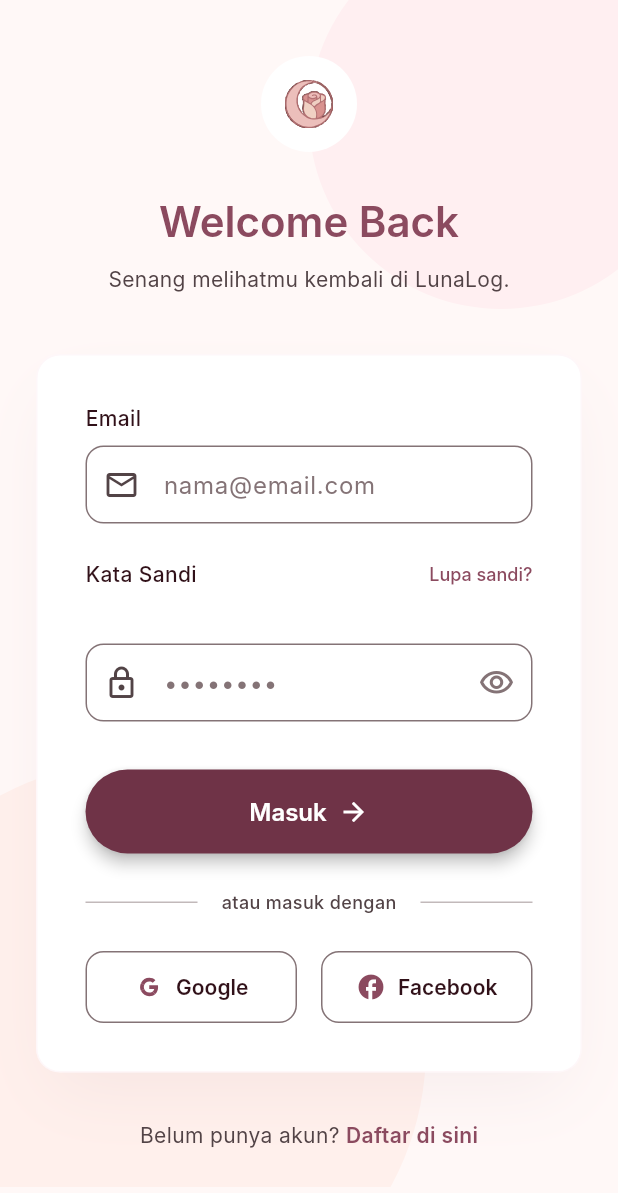
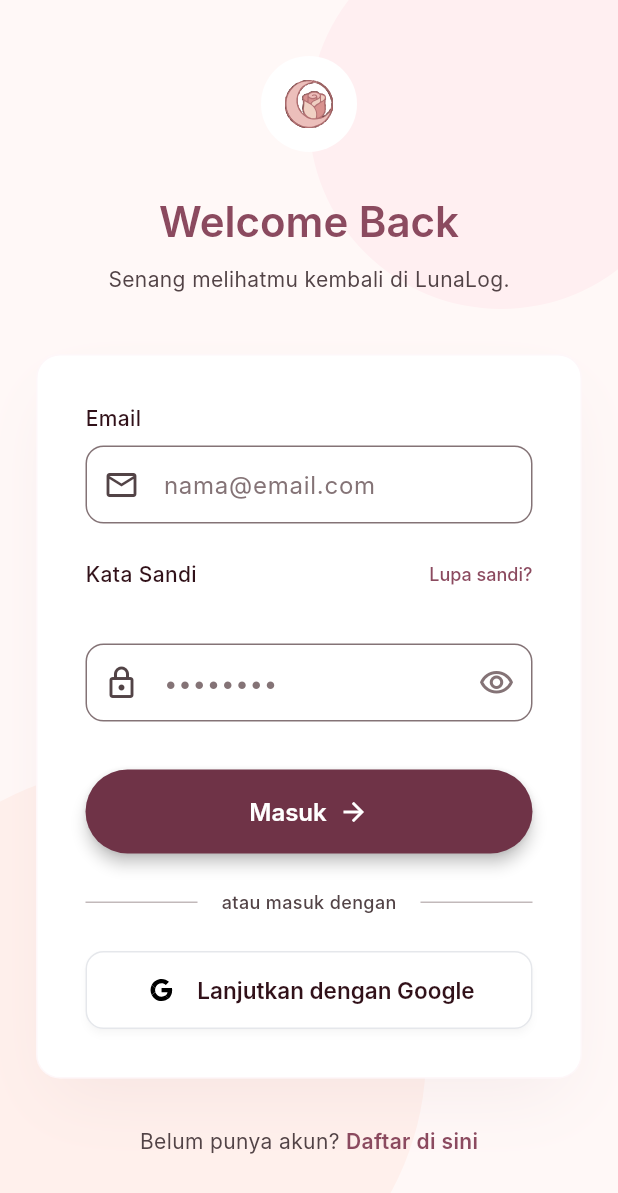
Before and after one commit to MuhammadFahmiFaisal/UAS_LunaLog_PemrogramanMobile, a Flutter app: the screen it shows after launch, after a tap on "Lewati", on a phone screen of 412 x 824 dp. Shown: the top 1193 px of the screen. Run offline on Flutter 3.47's test engine with Material 3 defaults, Android fonts, the phone set to English and light mode, and no system bars; our stand-ins replace flutter_dotenv, flutter_local_notifications, flutter_svg, image_picker, local_auth, pdf and 5 more; accounts and stored records are empty; Roboto replaces fonts that are missing (Inter).

Commit message:
feat: secure supabase keys via env and modernize google button UI

```diff
--- a/lib/features/auth/screens/login_screen.dart
+++ b/lib/features/auth/screens/login_screen.dart
@@ -299,28 +299,12 @@ class _LoginScreenState extends State<LoginScreen>
               children: [
                 Expanded(
                   child: SocialButton(
-                    label: 'Google',
+                    label: 'Lanjutkan dengan Google',
                     onPressed: () => _handleOAuthLogin(OAuthProvider.google),
                     icon: SvgPicture.asset(
                       'assets/icons/google-logo.svg',
-                      width: 20,
-                      height: 20,
-                      colorFilter: const ColorFilter.mode(
-                        Color(0xFF8B4A5F),
-                        BlendMode.srcIn,
-                      ),
-                    ),
-                  ),
-                ),
-                const SizedBox(width: 16),
-                Expanded(
-                  child: SocialButton(
-                    label: 'Facebook',
-                    onPressed: () => _handleOAuthLogin(OAuthProvider.facebook),
-                    icon: const Icon(
-                      Icons.facebook,
-                      size: 20,
-                      color: Color(0xFF8B4A5F),
+                      width: 24,
+                      height: 24,
                     ),
                   ),
                 ),
--- a/lib/features/auth/screens/register_screen.dart
+++ b/lib/features/auth/screens/register_screen.dart
@@ -343,28 +343,12 @@ class _RegisterScreenState extends State<RegisterScreen>
               children: [
                 Expanded(
                   child: SocialButton(
-                    label: 'Google',
+                    label: 'Lanjutkan dengan Google',
                     onPressed: () => _handleOAuthLogin(OAuthProvider.google),
                     icon: SvgPicture.asset(
                       'assets/icons/google-logo.svg',
-                      width: 20,
-                      height: 20,
-                      colorFilter: const ColorFilter.mode(
-                        Color(0xFF8B4A5F),
-                        BlendMode.srcIn,
-                      ),
-                    ),
-                  ),
-                ),
-                const SizedBox(width: 16),
-                Expanded(
-                  child: SocialButton(
-                    label: 'Facebook',
-                    onPressed: () => _handleOAuthLogin(OAuthProvider.facebook),
-                    icon: const Icon(
-                      Icons.facebook,
-                      size: 20,
-                      color: Color(0xFF8B4A5F),
+                      width: 24,
+                      height: 24,
                     ),
                   ),
                 ),
--- a/lib/main.dart
+++ b/lib/main.dart
@@ -10,15 +10,16 @@ Future<void> main() async {
 
   await dotenv.load(fileName: ".env");
 
+  final supabaseUrl = dotenv.env['SUPABASE_URL'] ?? '';
+  final supabaseAnonKey = dotenv.env['SUPABASE_ANON_KEY'] ?? '';
+
+  if (supabaseUrl.isEmpty || supabaseAnonKey.isEmpty || supabaseUrl.contains('YOUR_')) {
+    throw Exception('Supabase URL atau Key belum dikonfigurasi di file .env');
+  }
+
   await Supabase.initialize(
-    url: dotenv.env['SUPABASE_URL']?.contains('YOUR_') == true
-        ? 'https://vghxvaezxrthiszhrale.supabase.co'
-        : (dotenv.env['SUPABASE_URL'] ??
-              'https://vghxvaezxrthiszhrale.supabase.co'),
-    publishableKey: dotenv.env['SUPABASE_ANON_KEY']?.contains('YOUR_') == true
-        ? 'eyJhbGciOiJIUzI1NiIsInR5cCI6IkpXVCJ9.eyJpc3MiOiJzdXBhYmFzZSIsInJlZiI6InZnaHh2YWV6eHJ0aGlzemhyYWxlIiwicm9sZSI6ImFub24iLCJpYXQiOjE3ODE4MDY2MDQsImV4cCI6MjA5NzM4MjYwNH0.jkQG5Zo5hrkmD2qNva2RXvf3Gkdb4CfS3kUldSm8uhI'
-        : (dotenv.env['SUPABASE_ANON_KEY'] ??
-              'eyJhbGciOiJIUzI1NiIsInR5cCI6IkpXVCJ9.eyJpc3MiOiJzdXBhYmFzZSIsInJlZiI6InZnaHh2YWV6eHJ0aGlzemhyYWxlIiwicm9sZSI6ImFub24iLCJpYXQiOjE3ODE4MDY2MDQsImV4cCI6MjA5NzM4MjYwNH0.jkQG5Zo5hrkmD2qNva2RXvf3Gkdb4CfS3kUldSm8uhI'),
+    url: supabaseUrl,
+    publishableKey: supabaseAnonKey,
   );
 
   // Auto-create user_profiles record for OAuth users (Google, Facebook, etc.)
--- a/lib/shared/widgets/social_button.dart
+++ b/lib/shared/widgets/social_button.dart
@@ -16,28 +16,31 @@ class SocialButton extends StatelessWidget {
   @override
   Widget build(BuildContext context) {
     return SizedBox(
-      height: 48,
-      child: OutlinedButton(
+      height: 52,
+      child: ElevatedButton(
         onPressed: onPressed ?? () {},
-        style: OutlinedButton.styleFrom(
+        style: ElevatedButton.styleFrom(
+          backgroundColor: Colors.white,
+          foregroundColor: AppTheme.onSurface,
+          elevation: 2,
+          shadowColor: Colors.black.withValues(alpha: 0.15),
           shape: RoundedRectangleBorder(
             borderRadius: BorderRadius.circular(12),
+            side: const BorderSide(color: Color(0xFFE5E7EB)), // Soft outline
           ),
-          side: const BorderSide(color: AppTheme.outline),
           padding: const EdgeInsets.symmetric(horizontal: 16),
         ),
         child: Row(
           mainAxisAlignment: MainAxisAlignment.center,
           children: [
             icon,
-            const SizedBox(width: 8),
+            const SizedBox(width: 12),
             Text(
               label,
               style: const TextStyle(
                 fontFamily: 'Inter',
-                fontSize: 14,
+                fontSize: 15,
                 fontWeight: FontWeight.w600,
-                color: AppTheme.onSurface,
               ),
             ),
           ],
```
Also changed, not shown: 1 other file.
